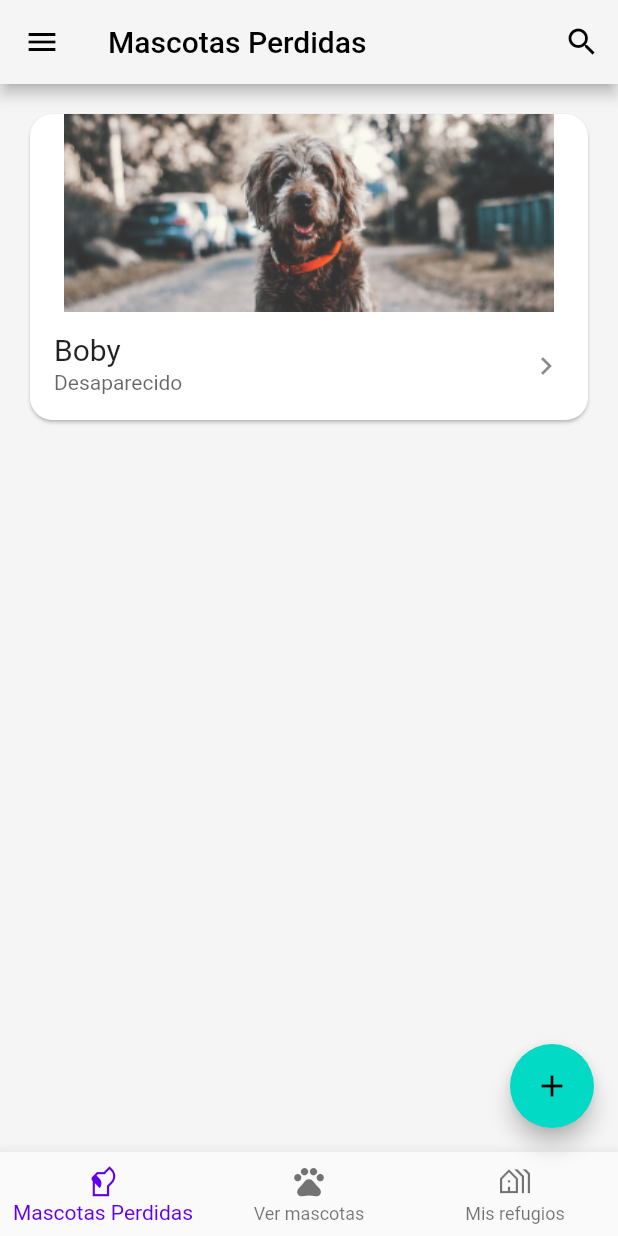
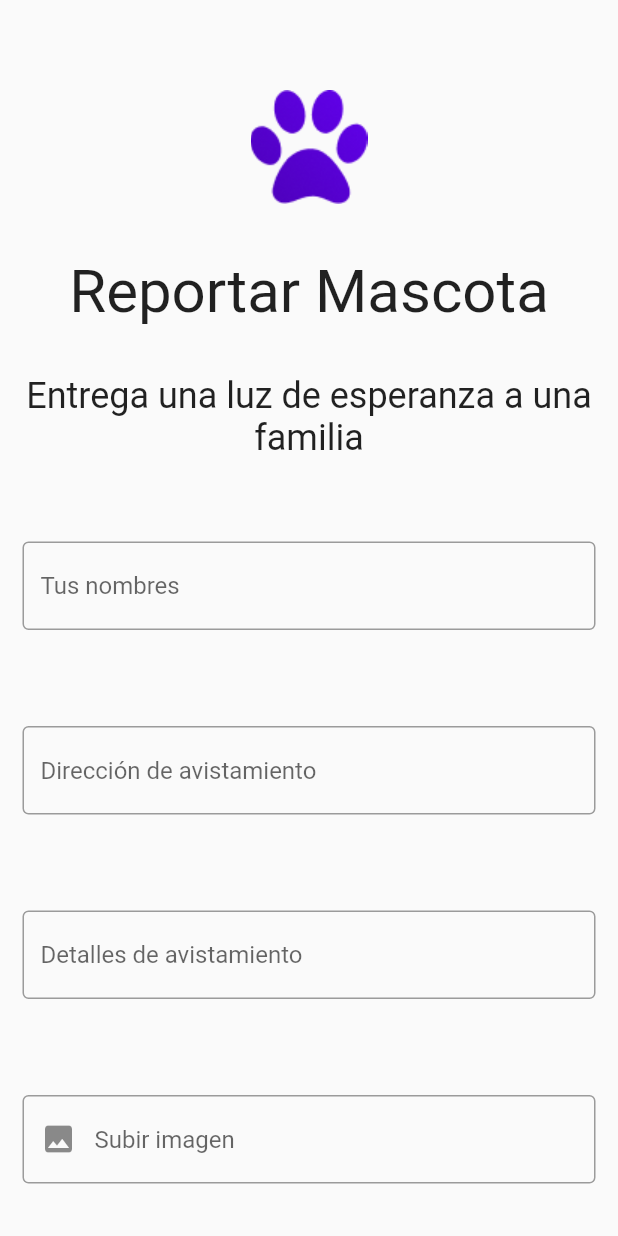
Before and after one commit to Capdoo/flutter-tallermovil-grupo7, a Flutter app: the screen it shows after launch, on a phone screen of 412 x 824 dp. Run offline on Flutter 3.47's test engine with Material 2 defaults, Android fonts, the phone set to English and light mode, and no system bars; our stand-ins replace file_picker.

Commit message:
feat: First design of report pet form

```diff
--- a/lib/src/routes/routes.dart
+++ b/lib/src/routes/routes.dart
@@ -1,18 +1,18 @@
-import 'dart:js';
-
 import 'package:flutter/material.dart';
 import 'package:flutter_tallermovil_grupo7/src/screens/login.dart';
 import 'package:flutter_tallermovil_grupo7/src/screens/home.dart';
 import 'package:flutter_tallermovil_grupo7/src/screens/sign_up.dart';
 import 'package:flutter_tallermovil_grupo7/src/screens/sign_upp_app.dart';
 import 'package:flutter_tallermovil_grupo7/src/screens/landing_page.dart';
+import 'package:flutter_tallermovil_grupo7/src/screens/report_pet.dart';
 
-const initialRoute= "/home";
+const initialRoute= "/report-pet";
 
 final Map<String, WidgetBuilder> routes = {
   '/landing': (context) => const Landing(),
   '/sign-up': (context) => const SignUp(),
   '/sign-up-app': (context) => const SignUpApp(),
   '/login': (context) => const Login(),
-  '/home': (context) => const Home()
+  '/home': (context) => const Home(),
+  '/report-pet': (context) => const ReportPet()
 };
--- /dev/null
+++ b/lib/src/screens/report_pet.dart
@@ -0,0 +1,124 @@
+import 'package:flutter/material.dart';
+import 'package:file_picker/file_picker.dart';
+import 'package:flutter_tallermovil_grupo7/src/widgets/space.dart';
+import 'package:flutter_tallermovil_grupo7/src/mixins/validation_mixins.dart';
+import 'package:flutter_tallermovil_grupo7/src/widgets/text_input.dart';
+
+class ReportPet extends StatefulWidget {
+  const ReportPet({Key? key}) : super(key: key);
+  @override
+  _ReportPetState createState() => _ReportPetState();
+}
+
+class _ReportPetState extends State<ReportPet> with ValidationMixins {
+  final GlobalKey<FormState> _formKey = GlobalKey<FormState>();
+  FilePickerResult? result;
+  String imageName = '';
+  bool isLoadingImage = false;
+  final TextEditingController _imageController =  TextEditingController();
+
+  void pickFile() async {
+    try {
+      setState(() {
+        isLoadingImage = true;
+      });
+
+      result = await FilePicker.platform.pickFiles(
+        type: FileType.image,
+        allowMultiple: false
+      );
+
+      if(result != null){
+        imageName = result!.files.first.name;
+      }
+
+      setState(() {
+        isLoadingImage = false;
+      });
+
+    } catch(e) {
+      print(e);
+    }
+  }
+
+  Widget _submitButton() {
+    return ElevatedButton(
+      onPressed: () {
+        if (_formKey.currentState!.validate()) {
+          _formKey.currentState?.save();
+          Navigator.pushNamed(context, "/");
+        }
+      },
+      style: ElevatedButton.styleFrom(
+          primary: const Color(0xFF6200EE),
+          fixedSize: const Size(350, 36),
+          shape:
+          RoundedRectangleBorder(borderRadius: BorderRadius.circular(10))),
+      child: const Text("REPORTAR"),
+    );
+  }
+
+  @override
+  Widget build(BuildContext context) {
+    _imageController.text = imageName;
+    return Scaffold(
+        body: Column(
+          children: [
+          addVerticalSpace(60),
+          Image.asset("assets/images/logo.png"),
+          addVerticalSpace(35),
+          const Text("Reportar Mascota",
+              style: TextStyle(fontWeight: FontWeight.normal, fontSize: 40),textAlign: TextAlign.center),
+            addVerticalSpace(32),
+            const Text("Entrega una luz de esperanza a una familia",
+            style: TextStyle(fontSize: 24), textAlign: TextAlign.center),
+            addVerticalSpace(40),
+            Padding(
+              padding: const EdgeInsets.all(15),
+              child: Form(
+                key: _formKey,
+                child: Column(children: [
+                  TextInput(
+                      hintText: "Tus nombres",
+                      //FIXME: CREATE VALIDATOR
+                      validator: validateUser,
+                      onSaved: (value) {
+                        print(value);
+                      }),
+                  addVerticalSpace(64),
+                  TextInput(
+                      hintText: "Dirección de avistamiento",
+                      //FIXME: CREATE VALIDATOR
+                      validator: validateUser,
+                      onSaved: (value) {
+                        print(value);
+                      }),
+                  addVerticalSpace(64),
+                  TextInput(
+                      hintText: "Detalles de avistamiento",
+                      //FIXME: CREATE VALIDATOR
+                      validator: validateUser,
+                      onSaved: (value) {
+                        print(value);
+                      }),
+                  addVerticalSpace(64),
+                    TextFormField(
+                        decoration: const InputDecoration(
+                            border: OutlineInputBorder(),
+                            hintText: "Subir imagen",
+                            prefixIcon: Icon(Icons.image)
+                        ),
+                      readOnly: true,
+                      onTap: pickFile,
+                      controller: _imageController,
+                  ),
+                  addVerticalSpace(46),
+                  _submitButton()
+                ])
+              )
+            )
+        ],
+        )
+    );
+  }
+}
--- a/lib/src/widgets/text_input.dart
+++ b/lib/src/widgets/text_input.dart
@@ -5,7 +5,6 @@ class TextInput extends StatelessWidget {
   final TextInputType keyboardType;
   final String? Function(String?)? validator;
   final void Function(String?)? onSaved;
-
 
   @override
   const TextInput({
--- a/pubspec.yaml
+++ b/pubspec.yaml
@@ -33,6 +33,7 @@ dependencies:
   # The following adds the Cupertino Icons font to your application.
   # Use with the CupertinoIcons class for iOS style icons.
   cupertino_icons: ^1.0.2
+  file_picker: ^4.6.1
 
 dev_dependencies:
   flutter_test:
```
Also changed, not shown: assets/icons/file-input.png (added), pubspec.lock.
